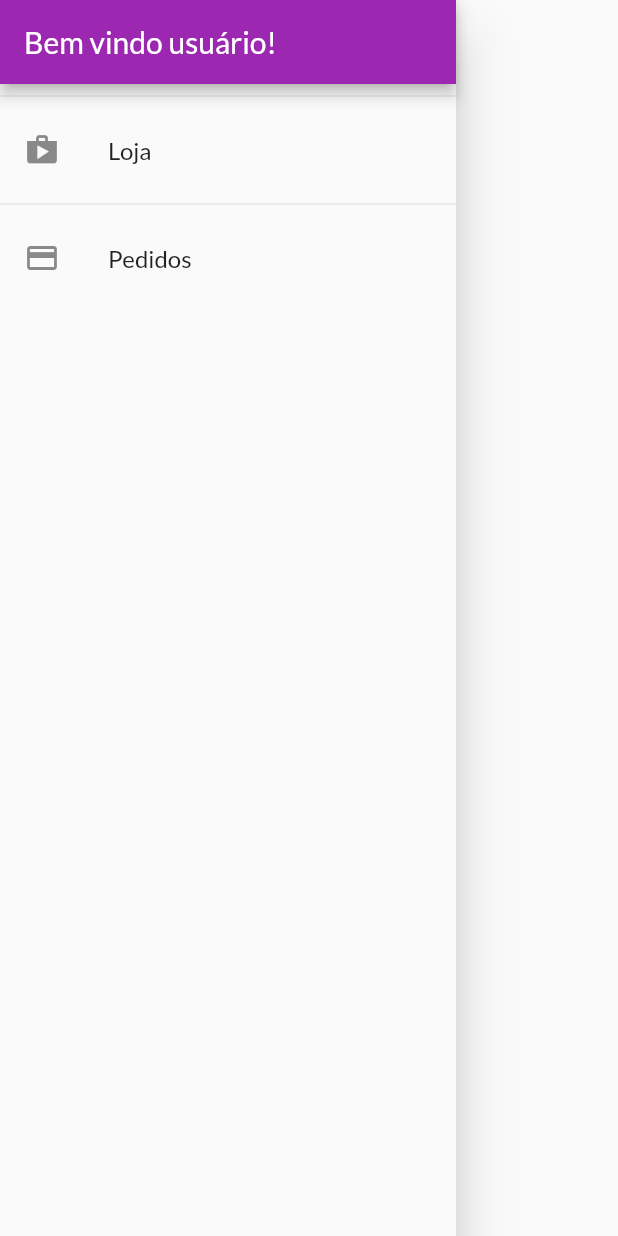
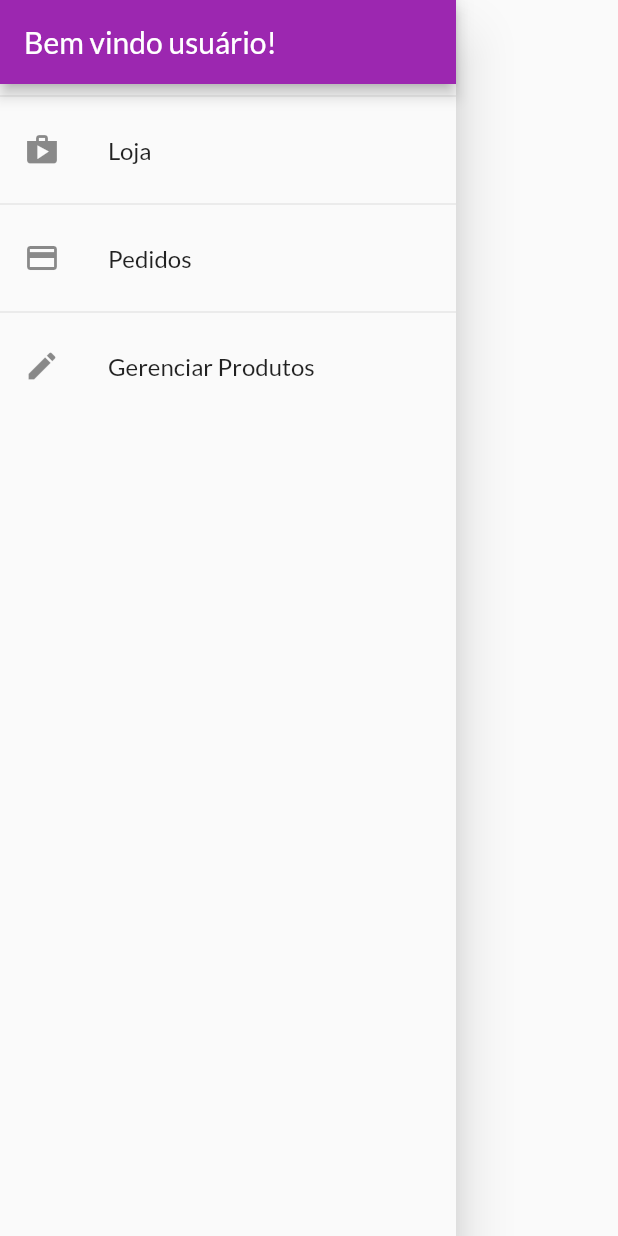
Before and after one commit to Jhonatan-Pereira/flutter_shop, a Flutter app: the AppDrawer widget shown alone on an empty page, opened directly, on a phone screen of 412 x 824 dp. Run offline on Flutter 3.47's test engine with Material 2 defaults, Android fonts, the phone set to English and light mode, and no system bars; network calls fail.

```diff
--- a/lib/main.dart
+++ b/lib/main.dart
@@ -6,6 +6,8 @@ import 'views/product_overview_screen.dart';
 import 'views/product_detail_screen.dart';
 import 'views/cart_screen.dart';
 import 'views/orders_screen.dart';
+import 'views/products_screen.dart';
+
 import 'providers/products.dart';
 import 'providers/cart.dart';
 import 'providers/orders.dart';
@@ -39,6 +41,7 @@ class MyApp extends StatelessWidget {
           AppRoutes.PRODUCT_DETAIL: (ctx) => ProductDetailScreen(),
           AppRoutes.CART: (ctx) => CartScreen(),
           AppRoutes.ORDERS: (ctx) => OrdersScreen(),
+          AppRoutes.PRODUCTS: (ctx) => ProductsSceen(),
         },
       ),
     );
--- a/lib/providers/products.dart
+++ b/lib/providers/products.dart
@@ -14,4 +14,8 @@ class Products with ChangeNotifier {
     _items.add(product);
     notifyListeners();
   }
+
+  int get itemsCount {
+    return _items.length;
+  }
 }
--- a/lib/utils/app_routes.dart
+++ b/lib/utils/app_routes.dart
@@ -3,4 +3,5 @@ class AppRoutes {
   static const PRODUCT_DETAIL = '/product-detail';
   static const CART = '/cart';
   static const ORDERS = '/orders';
+  static const PRODUCTS = '/products';
 }
--- a/lib/widgets/app_drawer.dart
+++ b/lib/widgets/app_drawer.dart
@@ -31,6 +31,16 @@ class AppDrawer extends StatelessWidget {
               );
             },
           ),
+          Divider(),
+          ListTile(
+            leading: Icon(Icons.edit),
+            title: Text('Gerenciar Produtos'),
+            onTap: () {
+              Navigator.of(context).pushReplacementNamed(
+                AppRoutes.PRODUCTS,
+              );
+            },
+          ),
         ],
       ),
     );
```
Also changed, not shown: lib/views/products_screen.dart (added, +31 -0 lines).
